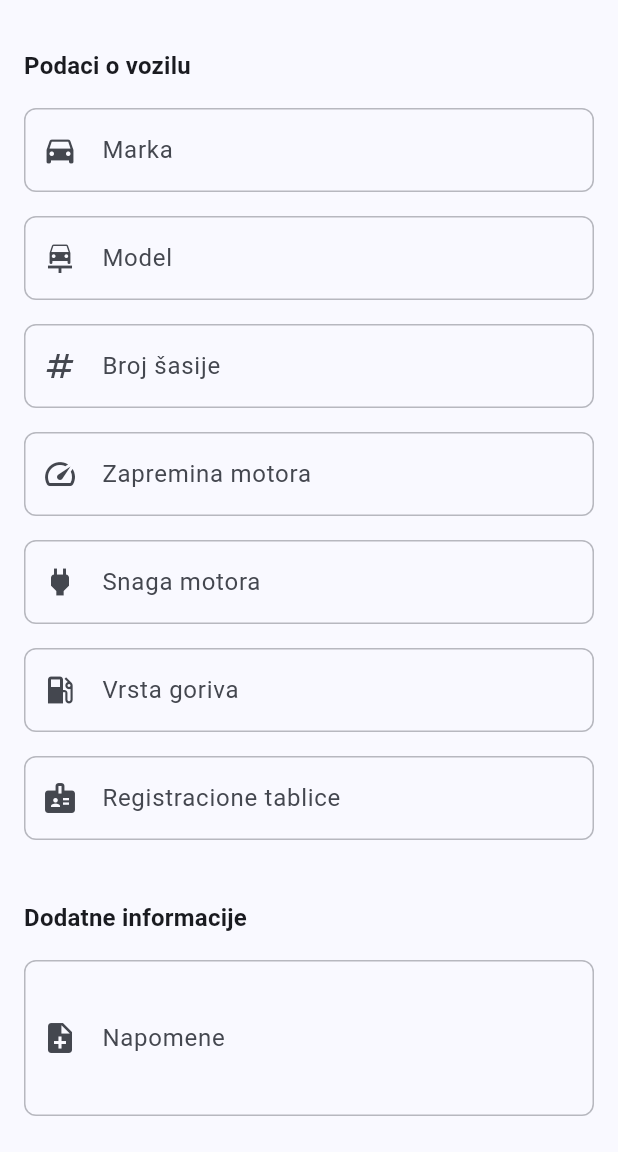
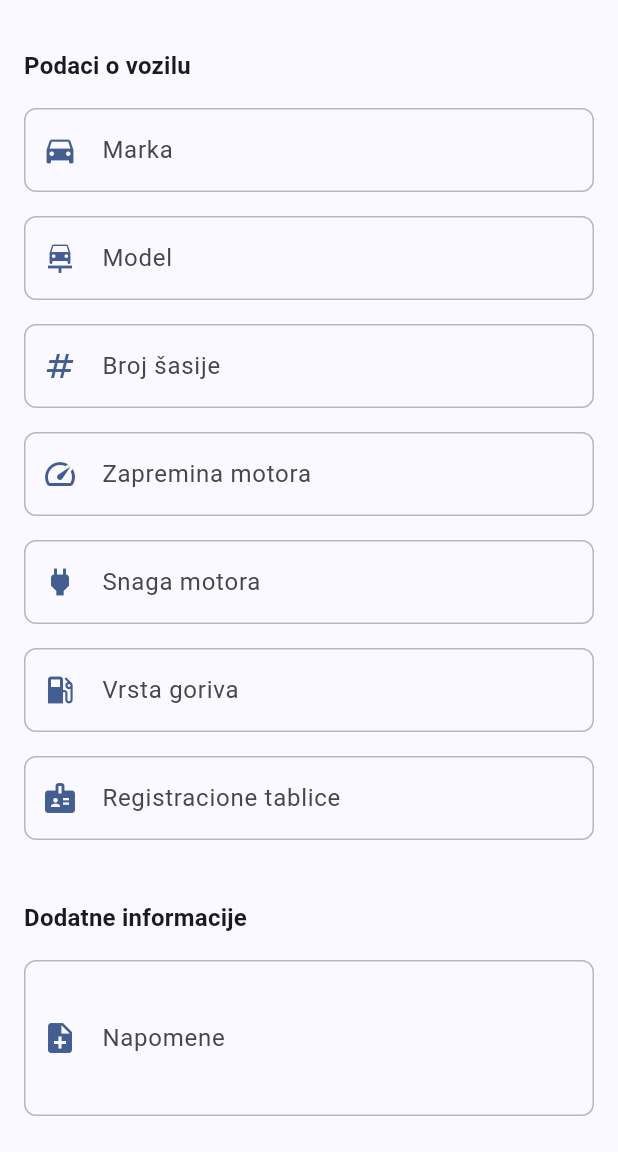
Before and after one commit to SebastijanKokai/Carlog, a Flutter app: the CarEntryScreen screen opened directly with empty values, scrolled down 576 dp, on a phone screen of 412 x 824 dp, the part 84-1236 px from its top. Run offline on Flutter 3.47's test engine with Material 3 defaults, Android fonts, the phone set to English and light mode, and no system bars; our stand-ins replace cloud_firestore, firebase_auth, firebase_core, flutter_dotenv, flutter_image_compress, image_picker; missing offline and left inert: flutter_debouncer; accounts and stored records are empty; generated files the repository leaves out were written again.

Commit message:
refactor: add form field theme extensions and improve FormTextField

```diff
--- a/lib/widgets/form_text_field.dart
+++ b/lib/widgets/form_text_field.dart
@@ -1,4 +1,5 @@
 import 'package:flutter/material.dart';
+import 'package:carlog/extensions/theme_extensions.dart';
 
 class FormTextField extends StatelessWidget {
   const FormTextField({
@@ -26,28 +27,12 @@ class FormTextField extends StatelessWidget {
         maxLines: maxLines,
         decoration: InputDecoration(
           labelText: label,
-          prefixIcon: Icon(icon),
-          border: OutlineInputBorder(
-            borderRadius: BorderRadius.circular(8),
-            borderSide: BorderSide(
-              color: Theme.of(context).colorScheme.outline,
-            ),
-          ),
-          enabledBorder: OutlineInputBorder(
-            borderRadius: BorderRadius.circular(8),
-            borderSide: BorderSide(
-              color: Theme.of(context).colorScheme.outline.withOpacity(0.5),
-            ),
-          ),
-          focusedBorder: OutlineInputBorder(
-            borderRadius: BorderRadius.circular(8),
-            borderSide: BorderSide(
-              color: Theme.of(context).colorScheme.primary,
-              width: 2,
-            ),
-          ),
+          prefixIcon: Icon(icon, color: context.primaryColor),
+          border: context.formFieldBorder,
+          enabledBorder: context.formFieldEnabledBorder,
+          focusedBorder: context.formFieldFocusedBorder,
           filled: true,
-          fillColor: Theme.of(context).colorScheme.surface,
+          fillColor: context.surfaceColor,
         ),
       ),
     );
```
Also changed, not shown: lib/extensions/theme_extensions.dart (+18 -0 lines).
